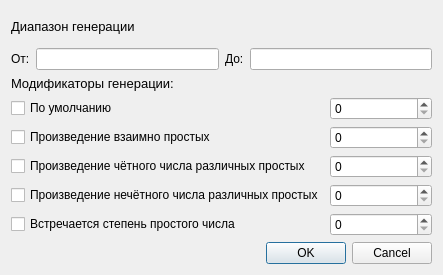
The window that dialogmebiusfunction.ui (TeddyReady/MathTasksRenderer) describes before a commit, drawn with Qt 5.
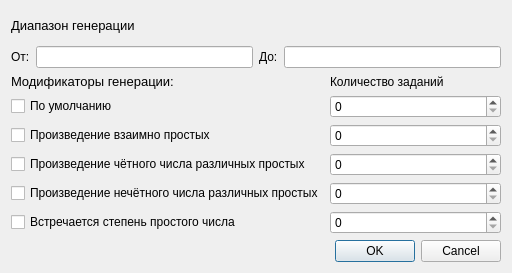
The same window after the commit.

```diff
--- a/dialogmebiusfunction.ui
+++ b/dialogmebiusfunction.ui
@@ -6,14 +6,24 @@
    <rect>
     <x>0</x>
     <y>0</y>
-    <width>443</width>
-    <height>275</height>
+    <width>512</width>
+    <height>273</height>
    </rect>
   </property>
   <property name="windowTitle">
    <string>Dialog</string>
   </property>
-  <layout class="QGridLayout" name="gridLayout_5">
+  <layout class="QGridLayout" name="gridLayout_4">
+   <item row="2" column="0">
+    <widget class="QDialogButtonBox" name="buttonBox">
+     <property name="orientation">
+      <enum>Qt::Horizontal</enum>
+     </property>
+     <property name="standardButtons">
+      <set>QDialogButtonBox::Cancel|QDialogButtonBox::Ok</set>
+     </property>
+    </widget>
+   </item>
    <item row="0" column="0">
     <layout class="QGridLayout" name="gridLayout_2">
      <item row="0" column="0">
@@ -55,7 +65,7 @@
     </layout>
    </item>
    <item row="1" column="0">
-    <layout class="QGridLayout" name="gridLayout_4">
+    <layout class="QGridLayout" name="gridLayout_3">
      <item row="0" column="0">
       <widget class="QLabel" name="label_4">
        <property name="font">
@@ -68,73 +78,66 @@
        </property>
       </widget>
      </item>
+     <item row="0" column="1">
+      <widget class="QLabel" name="label_5">
+       <property name="text">
+        <string>Количество заданий</string>
+       </property>
+      </widget>
+     </item>
      <item row="1" column="0">
-      <layout class="QGridLayout" name="gridLayout_3">
-       <item row="0" column="0">
         <widget class="QCheckBox" name="btnDefault">
          <property name="text">
           <string>По умолчанию</string>
          </property>
         </widget>
        </item>
-       <item row="0" column="1">
+     <item row="1" column="1">
         <widget class="QSpinBox" name="spinDefault"/>
        </item>
-       <item row="1" column="0">
+     <item row="2" column="0">
         <widget class="QCheckBox" name="btnPrimes">
          <property name="text">
           <string>Произведение взаимно простых</string>
          </property>
         </widget>
        </item>
-       <item row="1" column="1">
+     <item row="2" column="1">
         <widget class="QSpinBox" name="spinPrimes"/>
        </item>
-       <item row="2" column="0">
+     <item row="3" column="0">
         <widget class="QCheckBox" name="btnEvenPrimes">
          <property name="text">
           <string>Произведение чётного числа различных простых</string>
          </property>
         </widget>
        </item>
-       <item row="2" column="1">
+     <item row="3" column="1">
         <widget class="QSpinBox" name="spinEvenPrimes"/>
        </item>
-       <item row="3" column="0">
+     <item row="4" column="0">
         <widget class="QCheckBox" name="btnNotEvenPrimes">
          <property name="text">
           <string>Произведение нечётного числа различных простых</string>
          </property>
         </widget>
        </item>
-       <item row="3" column="1">
+     <item row="4" column="1">
         <widget class="QSpinBox" name="spinNotEvenPrimes"/>
        </item>
-       <item row="4" column="0">
+     <item row="5" column="0">
         <widget class="QCheckBox" name="btnPrimeDegree">
          <property name="text">
           <string>Встречается степень простого числа</string>
          </property>
         </widget>
        </item>
-       <item row="4" column="1">
+     <item row="5" column="1">
         <widget class="QSpinBox" name="spinPrimeDegree"/>
        </item>
       </layout>
      </item>
     </layout>
-   </item>
-   <item row="2" column="0">
-    <widget class="QDialogButtonBox" name="buttonBox">
-     <property name="orientation">
-      <enum>Qt::Horizontal</enum>
-     </property>
-     <property name="standardButtons">
-      <set>QDialogButtonBox::Cancel|QDialogButtonBox::Ok</set>
-     </property>
-    </widget>
-   </item>
-  </layout>
  </widget>
  <resources/>
  <connections>
```
Left out of the diff: 35 changed lines with no effect on the pictures. Lines whose indentation alone changed are shown as unchanged.
